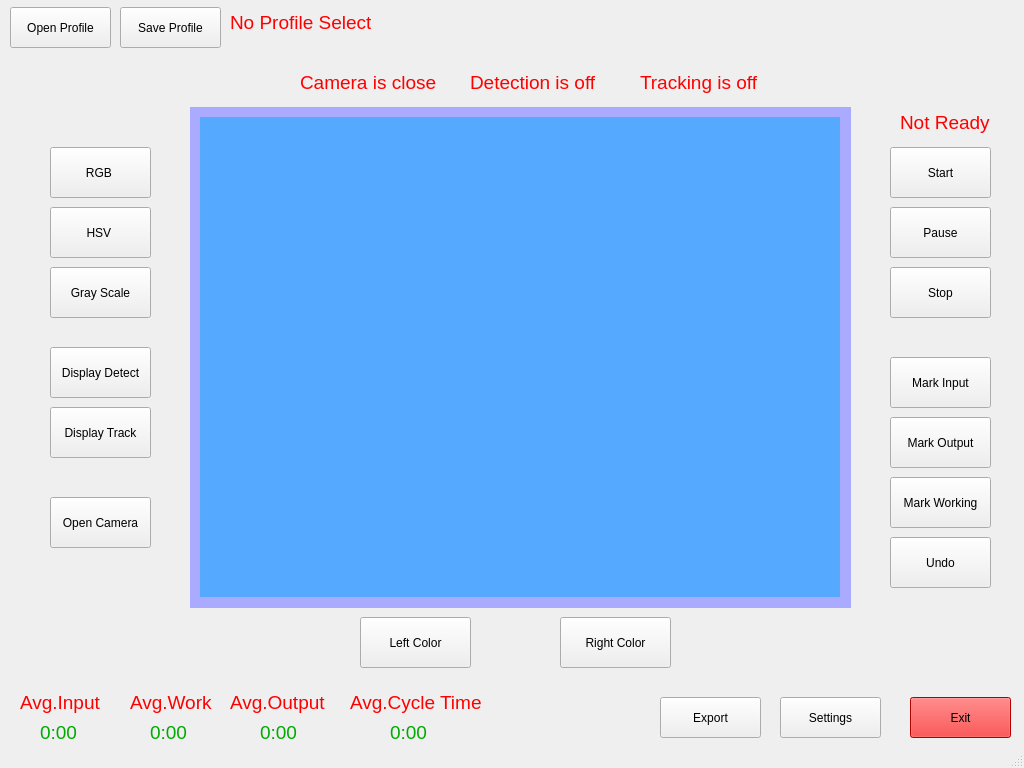
Old version of the form Gui_Project/GuiLayout.ui in the repository moosinyismyhappy/CN405-Craftsman.
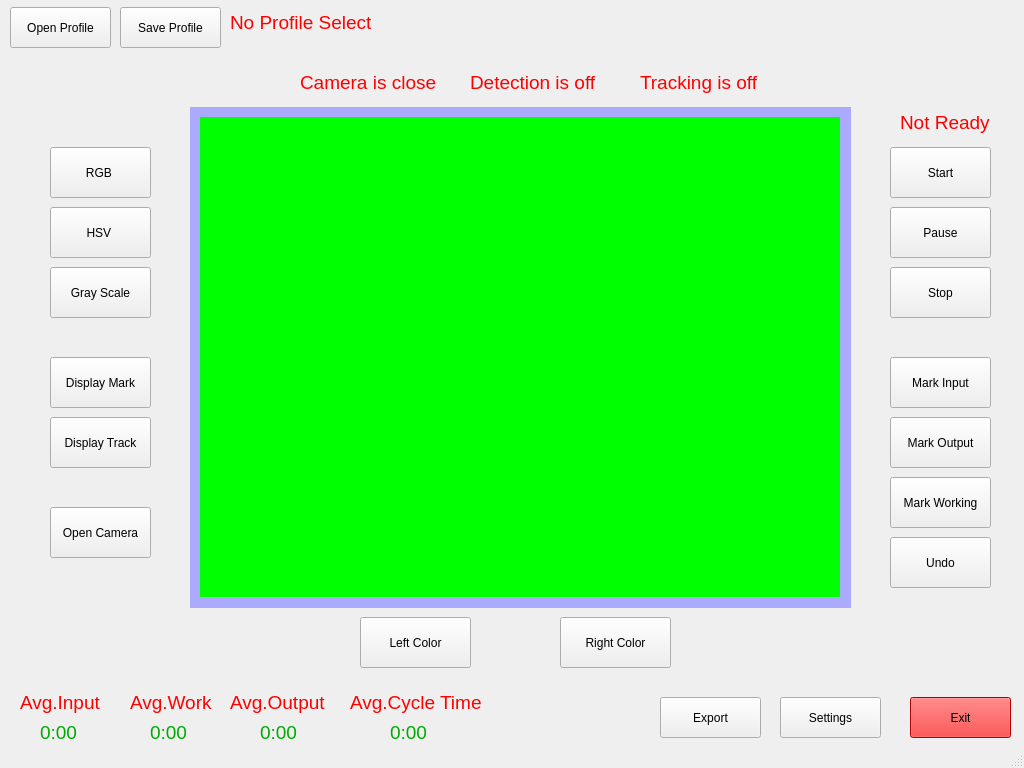
New version of the form.

Commit message: New logic to display image and tracking (in progress)

The edit to the form file:
```diff
--- a/Gui_Project/GuiLayout.ui
+++ b/Gui_Project/GuiLayout.ui
@@ -90,22 +90,6 @@
         <string/>
        </property>
       </widget>
-      <widget class="QLabel" name="display_track_frame">
-       <property name="geometry">
-        <rect>
-         <x>10</x>
-         <y>10</y>
-         <width>640</width>
-         <height>480</height>
-        </rect>
-       </property>
-       <property name="styleSheet">
-        <string notr="true">background-color: rgb(85, 170, 255);</string>
-       </property>
-       <property name="text">
-        <string/>
-       </property>
-      </widget>
      </widget>
      <widget class="QPushButton" name="exit_button">
       <property name="geometry">
@@ -181,22 +165,6 @@
        <string>Detection is off</string>
       </property>
      </widget>
-     <widget class="QPushButton" name="display_detect_button">
-      <property name="geometry">
-       <rect>
-        <x>50</x>
-        <y>350</y>
-        <width>101</width>
-        <height>51</height>
-       </rect>
-      </property>
-      <property name="styleSheet">
-       <string notr="true"/>
-      </property>
-      <property name="text">
-       <string>Display Detect</string>
-      </property>
-     </widget>
      <widget class="QPushButton" name="display_hsv_image_button">
       <property name="geometry">
        <rect>
@@ -233,7 +201,7 @@
       <property name="geometry">
        <rect>
         <x>50</x>
-        <y>410</y>
+        <y>420</y>
         <width>101</width>
         <height>51</height>
        </rect>
@@ -249,7 +217,7 @@
       <property name="geometry">
        <rect>
         <x>50</x>
-        <y>500</y>
+        <y>510</y>
         <width>101</width>
         <height>51</height>
        </rect>
@@ -705,6 +673,22 @@
        <string>Export</string>
       </property>
      </widget>
+     <widget class="QPushButton" name="display_mark_button">
+      <property name="geometry">
+       <rect>
+        <x>50</x>
+        <y>360</y>
+        <width>101</width>
+        <height>51</height>
+       </rect>
+      </property>
+      <property name="styleSheet">
+       <string notr="true"/>
+      </property>
+      <property name="text">
+       <string>Display Mark</string>
+      </property>
+     </widget>
      <zorder>widget_display</zorder>
      <zorder>setting_button</zorder>
      <zorder>exit_button</zorder>
```
Left out of the diff: 4 changed lines with no effect on the pictures. The commit also changes 9 other files.
